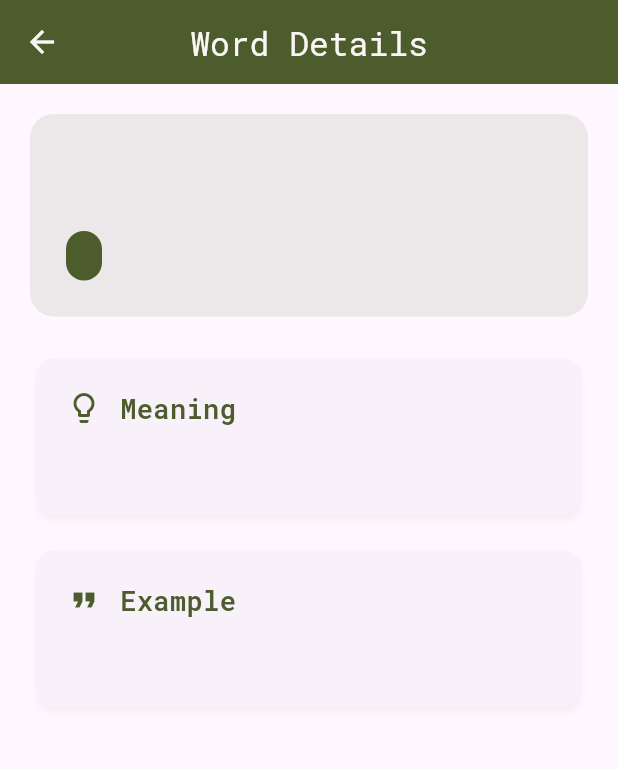
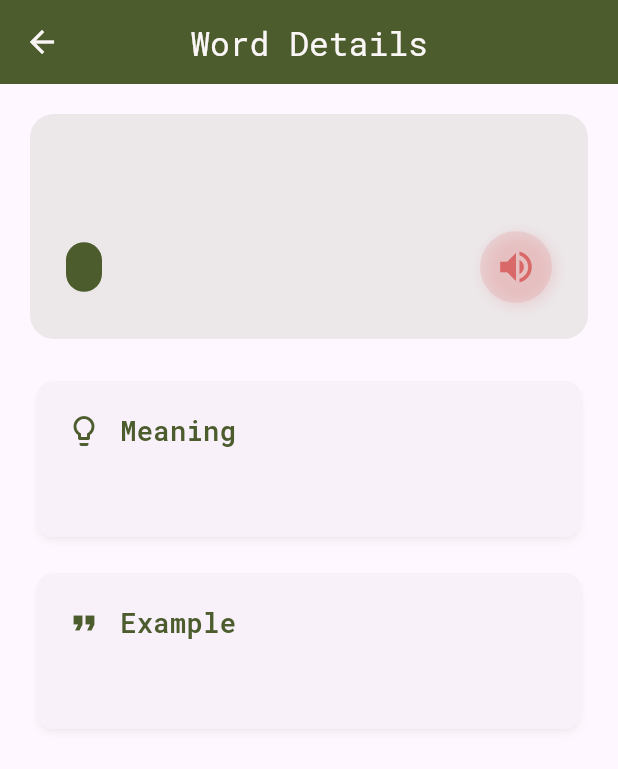
Before and after one commit to vidhyapathikandhasamy/Offline-Dictionary, a Flutter app: the Wordsdetailsview screen opened directly with empty values, on a phone screen of 412 x 824 dp. Shown: the top 769 px of the screen. Run offline on Flutter 3.47's test engine with Material 3 defaults, Android fonts, the phone set to English and light mode, and no system bars; our stand-ins replace flutter_tts, google_fonts, shared_preferences, sqflite; accounts and stored records are empty.

Commit message:
text to speech
text to speect button and functionality added.

```diff
--- a/offlined_ictionary/lib/onboarding/onboarding_screen.dart
+++ b/offlined_ictionary/lib/onboarding/onboarding_screen.dart
@@ -92,11 +92,9 @@ class _OnboardingScreenState extends State<OnboardingScreen> {
                         curve: Curves.ease,
                       );
                     } else if (currentPage == 2) {
-                      // Mark onboarding as completed and navigate to the words list.
                       SharedPreferences.getInstance().then((prefs) {
                         prefs.setBool(_kSeenOnboardingKey, true);
                       });
-
                       Navigator.of(context).pushReplacement(
                         PageRouteBuilder(
                           pageBuilder:
@@ -107,13 +105,11 @@ class _OnboardingScreenState extends State<OnboardingScreen> {
                                 const begin = Offset(1.0, 0.0);
                                 const end = Offset.zero;
                                 const curve = Curves.easeInOutCubic;
-
                                 final tween = Tween(begin: begin, end: end);
                                 final curvedAnimation = CurvedAnimation(
                                   parent: animation,
                                   curve: curve,
                                 );
-
                                 return Stack(
                                   children: [
                                     SlideTransition(
--- a/offlined_ictionary/lib/wordsdetails/wordsdetailsview.dart
+++ b/offlined_ictionary/lib/wordsdetails/wordsdetailsview.dart
@@ -1,4 +1,5 @@
 import 'package:flutter/material.dart';
+import 'package:flutter_tts/flutter_tts.dart';
 import 'package:offlined_ictionary/constants/app_colors.dart';
 import 'package:offlined_ictionary/dictionary/database_helper.dart';
 
@@ -12,6 +13,32 @@ class Wordsdetailsview extends StatefulWidget {
 }
 
 class _WordsdetailsviewState extends State<Wordsdetailsview> {
+  late FlutterTts flutterTts;
+
+  @override
+  void initState() {
+    super.initState();
+    flutterTts = FlutterTts();
+    _initTts();
+  }
+
+  @override
+  void dispose() {
+    flutterTts.stop();
+    super.dispose();
+  }
+
+  Future<void> _initTts() async {
+    await flutterTts.setLanguage("en-US");
+    await flutterTts.setSpeechRate(0.5);
+    await flutterTts.setVolume(1.0);
+    await flutterTts.setPitch(1.0);
+  }
+
+  Future<void> _speak(String text) async {
+    await flutterTts.speak(text);
+  }
+
   @override
   Widget build(BuildContext context) {
     return Scaffold(
@@ -48,6 +75,8 @@ class _WordsdetailsviewState extends State<Wordsdetailsview> {
                       ),
                     ),
                     const SizedBox(height: 8),
+                    Row(
+                      children: [
                         Container(
                           padding: const EdgeInsets.symmetric(
                             horizontal: 12,
@@ -66,6 +95,39 @@ class _WordsdetailsviewState extends State<Wordsdetailsview> {
                               letterSpacing: 1,
                             ),
                           ),
+                        ),
+                        Expanded(
+                          child: Row(
+                            mainAxisAlignment: MainAxisAlignment.end,
+                            crossAxisAlignment: CrossAxisAlignment.center,
+                            children: [
+                              Container(
+                                decoration: BoxDecoration(
+                                  color: AppColors.appPink.withOpacity(0.15),
+                                  shape: BoxShape.circle,
+                                  boxShadow: [
+                                    BoxShadow(
+                                      color: AppColors.appPink.withOpacity(0.2),
+                                      blurRadius: 8,
+                                      offset: Offset(2, 2),
+                                    ),
+                                  ],
+                                ),
+                                child: IconButton(
+                                  onPressed: () =>
+                                      _speak(widget.wordEntry.word),
+                                  icon: Icon(
+                                    Icons.volume_up,
+                                    color: AppColors.appPink,
+                                    size: 28,
+                                  ),
+                                  tooltip: 'Listen to pronunciation',
+                                ),
+                              ),
+                            ],
+                          ),
+                        ),
+                      ],
                     ),
                   ],
                 ),
--- a/offlined_ictionary/pubspec.yaml
+++ b/offlined_ictionary/pubspec.yaml
@@ -38,6 +38,7 @@ dependencies:
   shared_preferences: ^2.2.0
   sqflite: ^2.4.2
   path: ^1.9.1
+  flutter_tts: ^4.2.5
 
 dev_dependencies:
   flutter_test:
```
Also changed, not shown: offlined_ictionary/pubspec.lock, 3 other files. Lines whose indentation alone changed are shown as unchanged.
